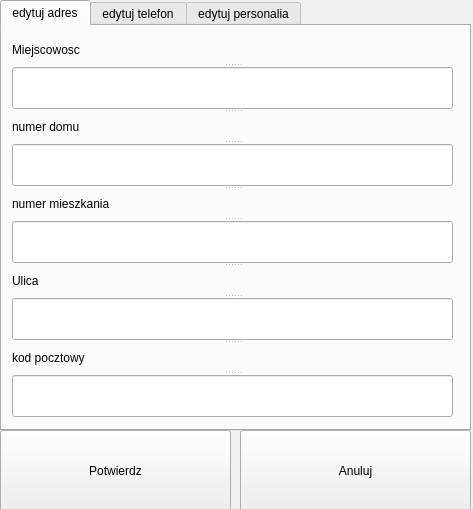
Qt form Sklepzelektronika/edytuj_klienta.ui (kapi2700/Sklepzelektronika) before a commit.
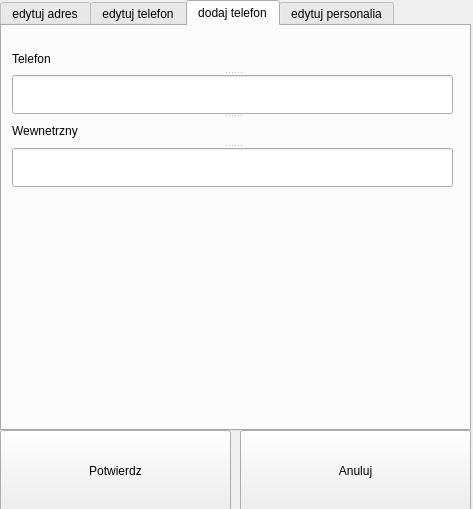
The same form after that commit.

Patch:
```diff
--- a/Sklepzelektronika/edytuj_klienta.ui
+++ b/Sklepzelektronika/edytuj_klienta.ui
@@ -23,7 +23,7 @@
     </rect>
    </property>
    <property name="currentIndex">
-    <number>0</number>
+    <number>2</number>
    </property>
    <widget class="QWidget" name="tab_3">
     <attribute name="title">
@@ -101,6 +101,46 @@
       </property>
      </widget>
      <widget class="QLineEdit" name="wew_txt"/>
+    </widget>
+    <widget class="QComboBox" name="comboBox">
+     <property name="geometry">
+      <rect>
+       <x>10</x>
+       <y>10</y>
+       <width>181</width>
+       <height>21</height>
+      </rect>
+     </property>
+    </widget>
+   </widget>
+   <widget class="QWidget" name="tab">
+    <attribute name="title">
+     <string>dodaj telefon</string>
+    </attribute>
+    <widget class="QSplitter" name="splitter_5">
+     <property name="geometry">
+      <rect>
+       <x>10</x>
+       <y>20</y>
+       <width>441</width>
+       <height>141</height>
+      </rect>
+     </property>
+     <property name="orientation">
+      <enum>Qt::Vertical</enum>
+     </property>
+     <widget class="QLabel" name="label_14">
+      <property name="text">
+       <string>Telefon</string>
+      </property>
+     </widget>
+     <widget class="QLineEdit" name="dod_kon_txt"/>
+     <widget class="QLabel" name="label_15">
+      <property name="text">
+       <string>Wewnetrzny</string>
+      </property>
+     </widget>
+     <widget class="QLineEdit" name="dod_wew_txt"/>
     </widget>
    </widget>
    <widget class="QWidget" name="tab_5">
```
Left out of the diff: 2 changed lines with no effect on the pictures.
